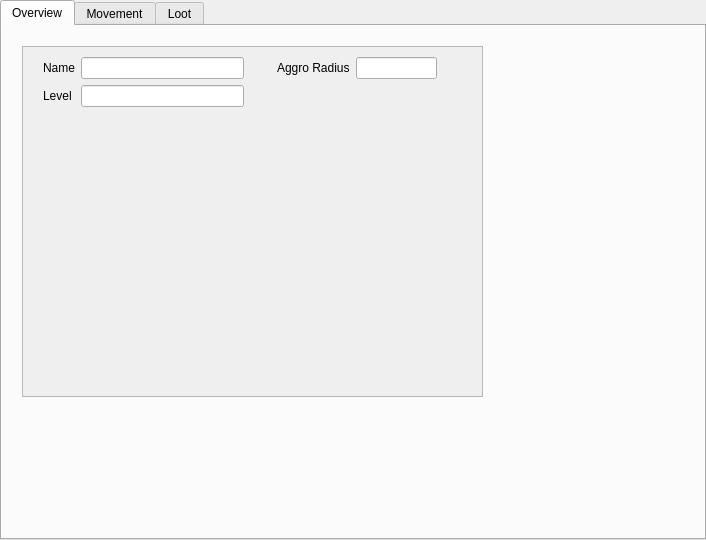
This is src/CreatureTabs/creaturemodifier.ui in gemt/CreatureScripter as Qt 5 draws it before an edit. The edited form follows.
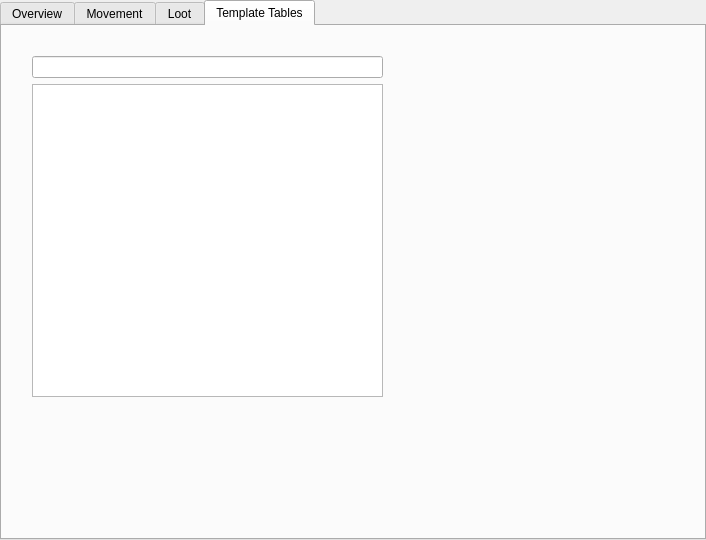
This is the edited form.

Patch:
```diff
--- a/src/CreatureTabs/creaturemodifier.ui
+++ b/src/CreatureTabs/creaturemodifier.ui
@@ -14,7 +14,7 @@
    <string>TabWidget</string>
   </property>
   <property name="currentIndex">
-   <number>0</number>
+   <number>3</number>
   </property>
   <widget class="QWidget" name="widget">
    <attribute name="title">
@@ -143,6 +143,29 @@
     <string>Loot</string>
    </attribute>
   </widget>
+  <widget class="QWidget" name="widget_10">
+   <attribute name="title">
+    <string>Template Tables</string>
+   </attribute>
+   <widget class="QWidget" name="verticalLayoutWidget">
+    <property name="geometry">
+     <rect>
+      <x>30</x>
+      <y>30</y>
+      <width>351</width>
+      <height>341</height>
+     </rect>
+    </property>
+    <layout class="QVBoxLayout" name="verticalLayout">
+     <item>
+      <widget class="QLineEdit" name="templateTableSearchEdit"/>
+     </item>
+     <item>
+      <widget class="QTreeView" name="treeView"/>
+     </item>
+    </layout>
+   </widget>
+  </widget>
  </widget>
  <resources/>
  <connections/>
```
